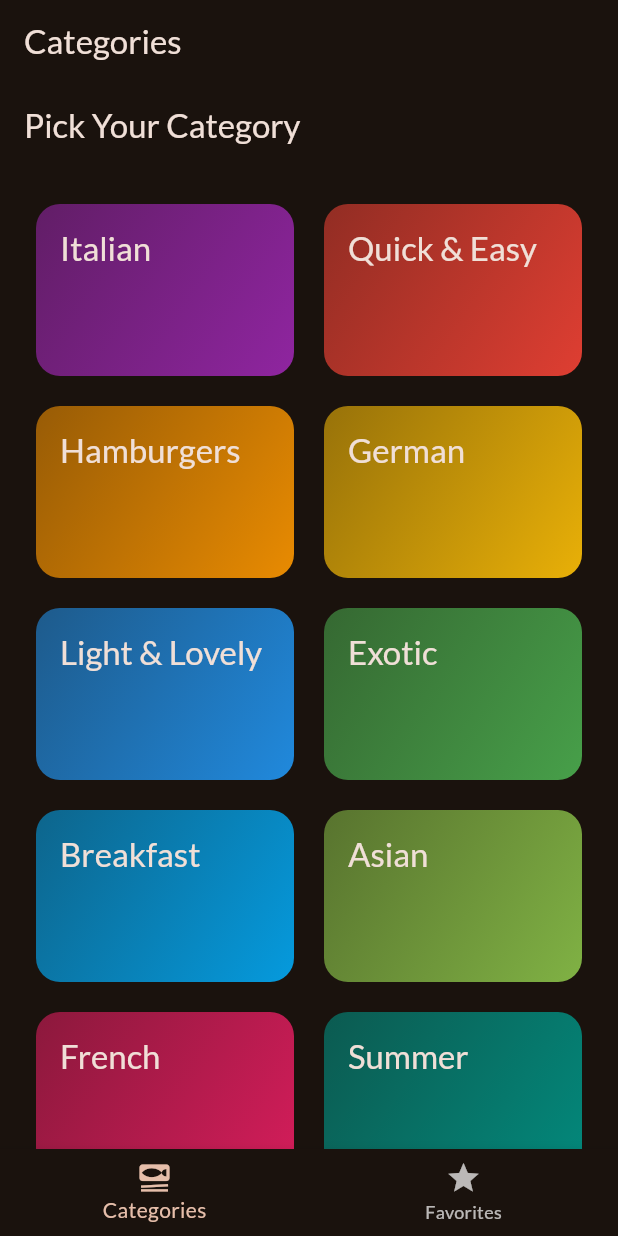
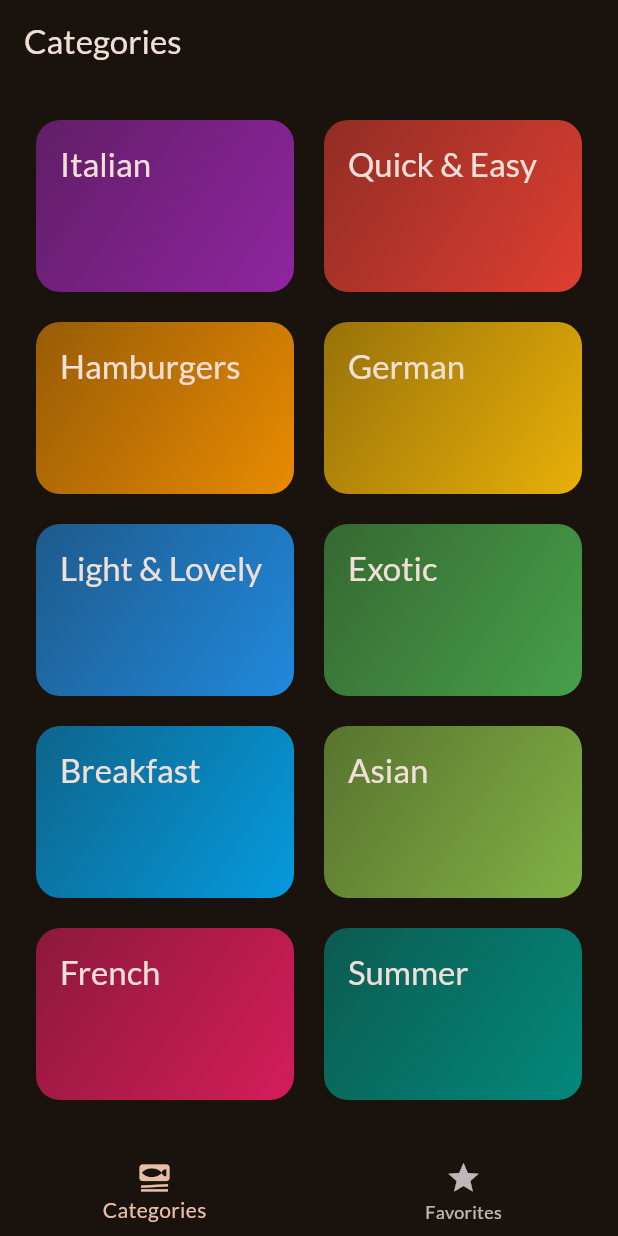
Before and after one commit to Veng-Eang/meals, a Flutter app: the screen it shows after launch, on a phone screen of 412 x 824 dp. Run offline on Flutter 3.47's test engine with Material 3 defaults, Android fonts, the phone set to English and light mode, and no system bars; our stand-ins replace google_fonts, transparent_image.

Commit message:
update tabs screen

```diff
--- a/lib/screens/categories_screen.dart
+++ b/lib/screens/categories_screen.dart
@@ -27,9 +27,6 @@ class CategoriesScreen extends StatelessWidget {
   @override
   Widget build(BuildContext context) {
     return Scaffold(
-      appBar: AppBar(
-        title: const Text('Pick Your Category'),
-      ),
       body: GridView(
           padding: const EdgeInsets.all(24),
           gridDelegate: const SliverGridDelegateWithFixedCrossAxisCount(
--- a/lib/screens/tabs.dart
+++ b/lib/screens/tabs.dart
@@ -1,5 +1,6 @@
 import 'package:flutter/material.dart';
 import 'package:meals/screens/categories_screen.dart';
+import 'package:meals/screens/meals.dart';
 
 class TabsScreen extends StatefulWidget {
   const TabsScreen({super.key});
@@ -10,15 +11,22 @@ class TabsScreen extends StatefulWidget {
 }
 
 class _TabsScreenState extends State<TabsScreen> {
-  Widget activePage = const CategoriesScreen();
-  var activePageTitle = 'Categories';
+  int _selectedPageIndex = 0;
 
   void _selectePage(int index) {
-    setState(() {});
+    setState(() {
+      _selectedPageIndex = index;
+    });
   }
 
   @override
   Widget build(BuildContext context) {
+    Widget activePage = const CategoriesScreen();
+    var activePageTitle = 'Categories';
+    if (_selectedPageIndex == 1) {
+      activePage = const MealsScreen(meals: []);
+      activePageTitle = 'Your Favorites';
+    }
     return Scaffold(
       appBar: AppBar(
         title: Text(activePageTitle),
@@ -26,7 +34,7 @@ class _TabsScreenState extends State<TabsScreen> {
       body: activePage,
       bottomNavigationBar: BottomNavigationBar(
         onTap: _selectePage,
-        currentIndex: 0,
+        currentIndex: _selectedPageIndex,
         items: [
           BottomNavigationBarItem(
             icon: Icon(Icons.set_meal),
```
Also changed, not shown: lib/screens/meals.dart (+6 -3 lines).
